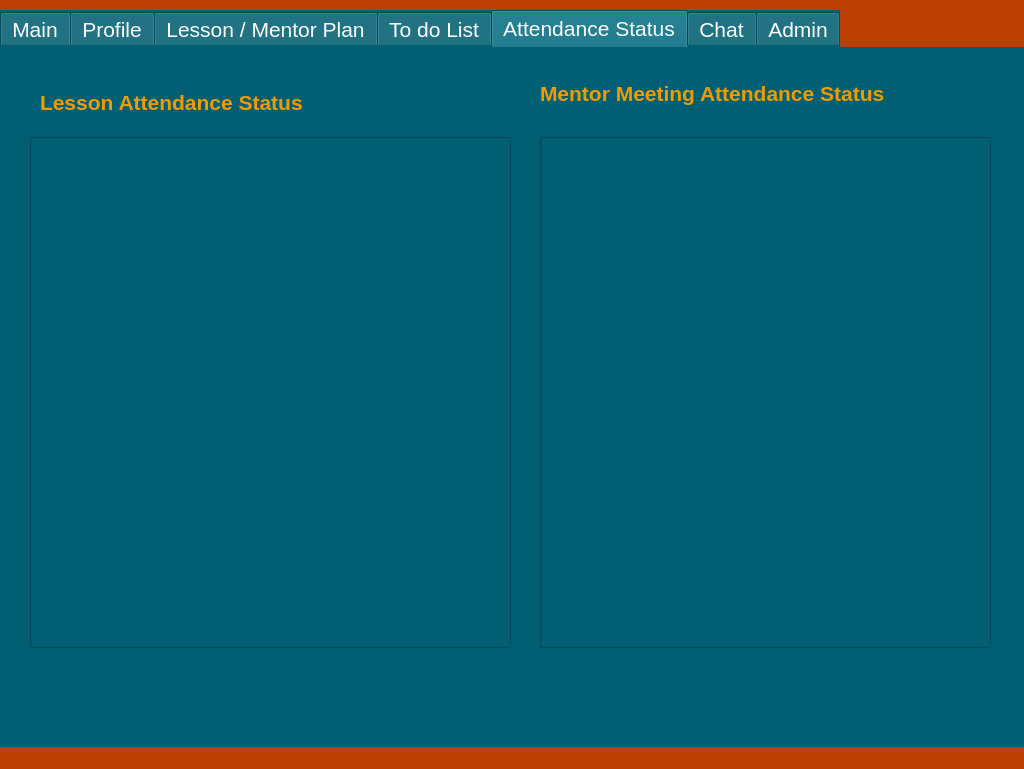
Above: Teacher_UI/teacher.ui from otufan/school-management-system before the change. Below: the same form after it.
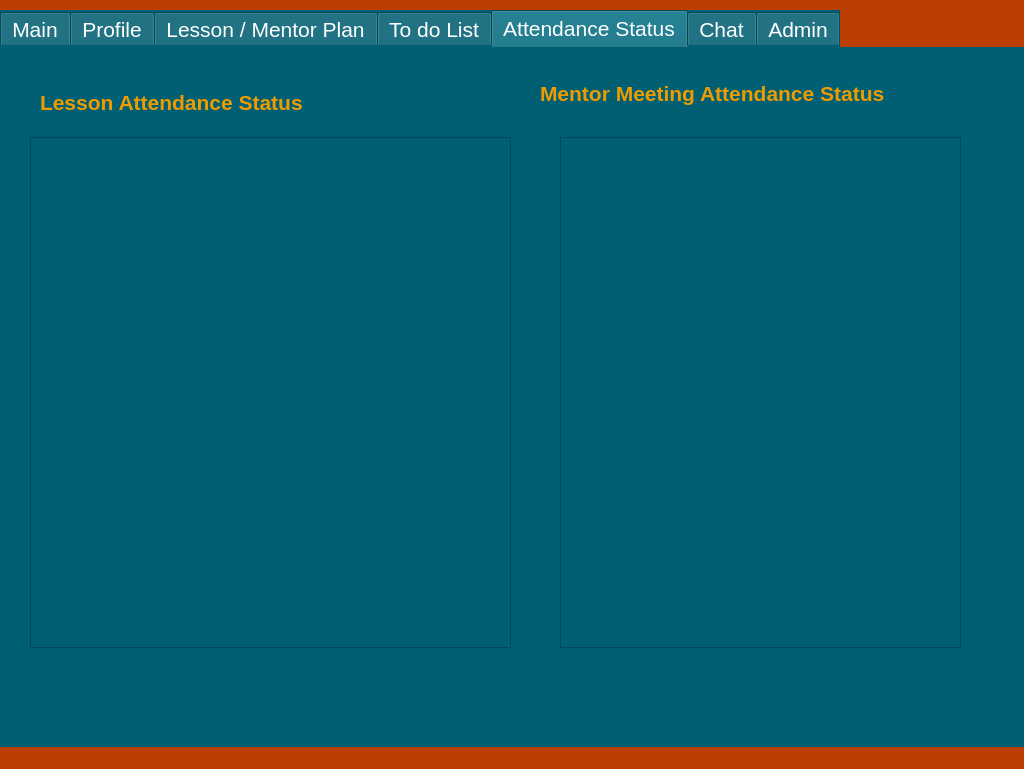
That is the form after the change.

Diff of the .ui file:
```diff
--- a/Teacher_UI/teacher.ui
+++ b/Teacher_UI/teacher.ui
@@ -989,9 +989,9 @@
      <widget class="QTableWidget" name="teacher_attendance_mentor">
       <property name="geometry">
        <rect>
-        <x>540</x>
+        <x>560</x>
         <y>90</y>
-        <width>451</width>
+        <width>401</width>
         <height>511</height>
        </rect>
       </property>
```
Left out of the diff: 2 changed lines with no effect on the pictures.
